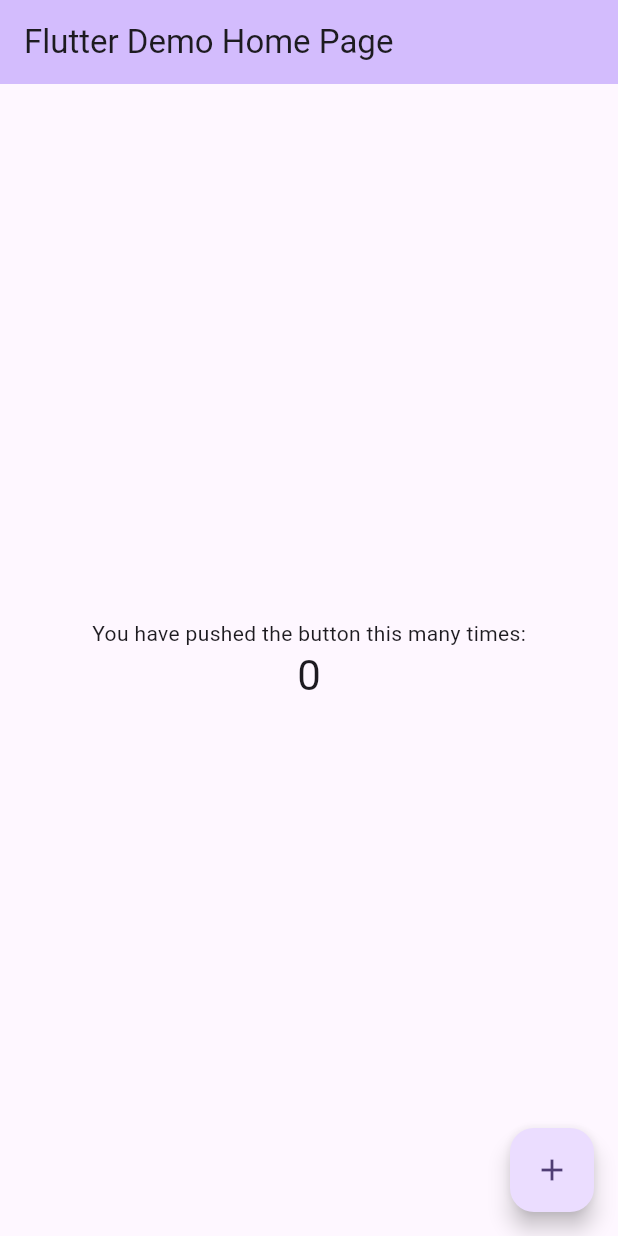
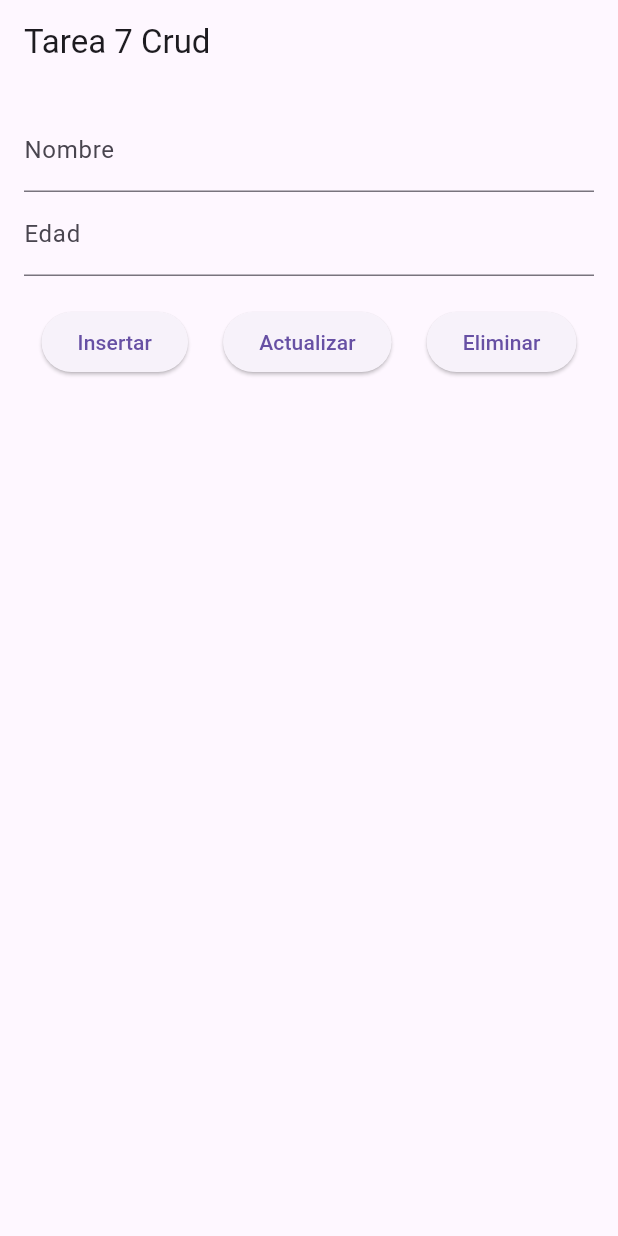
Before and after one commit to carlosfeliz/tarea7_crud, a Flutter app: the screen it shows after launch, on a phone screen of 412 x 824 dp. Run offline on Flutter 3.47's test engine with Material 3 defaults, Android fonts, the phone set to English and light mode, and no system bars; our stand-ins replace sqflite; accounts and stored records are empty.

Commit message:
Mai y Crud helpers

```diff
--- a/analysis_options.yaml
+++ b/analysis_options.yaml
@@ -7,6 +7,9 @@
 
 # The following line activates a set of recommended lints for Flutter apps,
 # packages, and plugins designed to encourage good coding practices.
+analyzer:
+  errors:
+    library_private_types_in_public_api: ignore
 include: package:flutter_lints/flutter.yaml
 
 linter:
--- /dev/null
+++ b/lib/database_helper.dart
@@ -0,0 +1,56 @@
+// lib/database_helper.dart
+import 'package:sqflite/sqflite.dart';
+import 'package:path/path.dart';
+
+class DatabaseHelper {
+  static final DatabaseHelper _instance = DatabaseHelper.internal();
+  factory DatabaseHelper() => _instance;
+  static Database? _db;
+
+  DatabaseHelper.internal();
+
+  Future<Database> get db async {
+    if (_db != null) {
+      return _db!;
+    }
+    _db = await initDb();
+    return _db!;
+  }
+
+  initDb() async {
+    String databasePath = await getDatabasesPath();
+    String path = join(databasePath, 'test.db');
+    var db = await openDatabase(path, version: 1, onCreate: _onCreate);
+    return db;
+  }
+
+  void _onCreate(Database db, int newVersion) async {
+    await db.execute(
+      'CREATE TABLE users(id INTEGER PRIMARY KEY, name TEXT, age INTEGER)',
+    );
+  }
+
+  Future<int> insertUser(Map<String, dynamic> user) async {
+    var dbClient = await db;
+    int res = await dbClient.insert("users", user);
+    return res;
+  }
+
+  Future<List<Map<String, dynamic>>> getUsers() async {
+    var dbClient = await db;
+    List<Map<String, dynamic>> res = await dbClient.query("users");
+    return res;
+  }
+
+  Future<int> updateUser(Map<String, dynamic> user) async {
+    var dbClient = await db;
+    int res = await dbClient.update("users", user, where: "id = ?", whereArgs: [user['id']]);
+    return res;
+  }
+
+  Future<int> deleteUser(int id) async {
+    var dbClient = await db;
+    int res = await dbClient.delete("users", where: 'id = ?', whereArgs: [id]);
+    return res;
+  }
+}
--- a/lib/main.dart
+++ b/lib/main.dart
@@ -1,111 +1,120 @@
+// lib/main.dart
 import 'package:flutter/material.dart';
+import 'database_helper.dart';
 
-void main() {
-  runApp(const MyApp());
-}
+void main() => runApp(const MyApp());
 
 class MyApp extends StatelessWidget {
   const MyApp({super.key});
 
-  // This widget is the root of your application.
   @override
   Widget build(BuildContext context) {
     return MaterialApp(
-      title: 'Flutter Demo',
+      title: 'Tarea 7 Crud',
       theme: ThemeData(
-
-        colorScheme: ColorScheme.fromSeed(seedColor: Colors.deepPurple),
-        useMaterial3: true,
+        primarySwatch: Colors.blue,
+        visualDensity: VisualDensity.adaptivePlatformDensity,
       ),
-      home: const MyHomePage(title: 'Flutter Demo Home Page'),
+      home: const HomePage(),
     );
   }
 }
 
-class MyHomePage extends StatefulWidget {
-  const MyHomePage({super.key, required this.title});
-
-  // This widget is the home page of your application. It is stateful, meaning
-  // that it has a State object (defined below) that contains fields that affect
-  // how it looks.
-
-  // This class is the configuration for the state. It holds the values (in this
-  // case the title) provided by the parent (in this case the App widget) and
-  // used by the build method of the State. Fields in a Widget subclass are
-  // always marked "final".
-
-  final String title;
+class HomePage extends StatefulWidget {
+  const HomePage({super.key});
 
   @override
-  State<MyHomePage> createState() => _MyHomePageState();
+  _HomePageState createState() => _HomePageState();
 }
 
-class _MyHomePageState extends State<MyHomePage> {
-  int _counter = 0;
-
-  void _incrementCounter() {
-    setState(() {
-      // This call to setState tells the Flutter framework that something has
-      // changed in this State, which causes it to rerun the build method below
-      // so that the display can reflect the updated values. If we changed
-      // _counter without calling setState(), then the build method would not be
-      // called again, and so nothing would appear to happen.
-      _counter++;
-    });
-  }
+class _HomePageState extends State<HomePage> {
+  final dbHelper = DatabaseHelper();
+  final nameController = TextEditingController();
+  final ageController = TextEditingController();
 
   @override
   Widget build(BuildContext context) {
-    // This method is rerun every time setState is called, for instance as done
-    // by the _incrementCounter method above.
-    //
-    // The Flutter framework has been optimized to make rerunning build methods
-    // fast, so that you can just rebuild anything that needs updating rather
-    // than having to individually change instances of widgets.
     return Scaffold(
       appBar: AppBar(
-        // TRY THIS: Try changing the color here to a specific color (to
-        // Colors.amber, perhaps?) and trigger a hot reload to see the AppBar
-        // change color while the other colors stay the same.
-        backgroundColor: Theme.of(context).colorScheme.inversePrimary,
-        // Here we take the value from the MyHomePage object that was created by
-        // the App.build method, and use it to set our appbar title.
-        title: Text(widget.title),
+        title: const Text('Tarea 7 Crud'),
       ),
-      body: Center(
-        // Center is a layout widget. It takes a single child and positions it
-        // in the middle of the parent.
+      body: Padding(
+        padding: const EdgeInsets.all(16.0),
         child: Column(
-          // Column is also a layout widget. It takes a list of children and
-          // arranges them vertically. By default, it sizes itself to fit its
-          // children horizontally, and tries to be as tall as its parent.
-          //
-          // Column has various properties to control how it sizes itself and
-          // how it positions its children. Here we use mainAxisAlignment to
-          // center the children vertically; the main axis here is the vertical
-          // axis because Columns are vertical (the cross axis would be
-          // horizontal).
-          //
-          // TRY THIS: Invoke "debug painting" (choose the "Toggle Debug Paint"
-          // action in the IDE, or press "p" in the console), to see the
-          // wireframe for each widget.
-          mainAxisAlignment: MainAxisAlignment.center,
-          children: <Widget>[
-            const Text(
-              'You have pushed the button this many times:',
+          children: [
+            TextField(
+              controller: nameController,
+              decoration: const InputDecoration(labelText: 'Nombre'),
             ),
-            Text(
-              '$_counter',
-              style: Theme.of(context).textTheme.headlineMedium,
+            TextField(
+              controller: ageController,
+              decoration: const InputDecoration(labelText: 'Edad'),
+              keyboardType: TextInputType.number,
+            ),
+            const SizedBox(height: 20),
+            Row(
+              mainAxisAlignment: MainAxisAlignment.spaceAround,
+              children: [
+                ElevatedButton(
+                  onPressed: _insert,
+                  child: const Text('Insertar'),
+                ),
+                ElevatedButton(
+                  onPressed: _update,
+                  child: const Text('Actualizar'),
+                ),
+                ElevatedButton(
+                  onPressed: _delete,
+                  child: const Text('Eliminar'),
+                ),
+              ],
+            ),
+            const SizedBox(height: 20),
+            Expanded(
+              child: FutureBuilder<List<Map<String, dynamic>>>(
+                future: dbHelper.getUsers(),
+                builder: (context, snapshot) {
+                  if (snapshot.hasData) {
+                    return ListView.builder(
+                      itemCount: snapshot.data?.length,
+                      itemBuilder: (context, index) {
+                        var user = snapshot.data![index];
+                        return ListTile(
+                          title: Text(user['name']),
+                          subtitle: Text('Age: ${user['age']}'),
+                        );
+                      },
+                    );
+                  } else if (snapshot.hasError) {
+                    return Text('Error: ${snapshot.error}');
+                  } else {
+                    return const CircularProgressIndicator();
+                  }
+                },
+              ),
             ),
           ],
         ),
       ),
-      floatingActionButton: FloatingActionButton(
-        onPressed: _incrementCounter,
-        tooltip: 'Increment',
-        child: const Icon(Icons.add),
-      ), // This trailing comma makes auto-formatting nicer for build methods.
     );
   }
+
+  void _insert() async {
+    String name = nameController.text;
+    int age = int.parse(ageController.text);
+    await dbHelper.insertUser({'name': name, 'age': age});
+    setState(() {});
+  }
+
+  void _update() async {
+    String name = nameController.text;
+    int age = int.parse(ageController.text);
+    await dbHelper.updateUser({'id': 1, 'name': name, 'age': age});
+    setState(() {});
+  }
+
+  void _delete() async {
+    await dbHelper.deleteUser(1);
+    setState(() {});
+  }
 }
```
Also changed, not shown: cuestionario.txt (added, +20 -0 lines).
